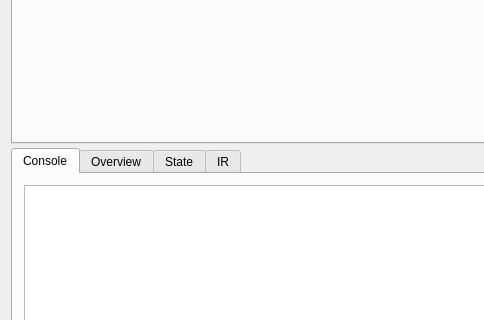
Qt form mainwindow.ui (yorkrobotlab/ardebug) before a commit; both pictures show x 0 to 484 and y 468 to 788 of the 1058 by 913 pixel window.
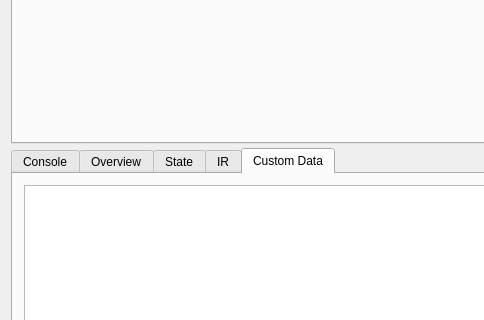
The same form after that commit. The open tabs and pages were chosen to show the change.

Commit message: Adding custom data support. #6. Other minor changes

The edit to the form file:
```diff
--- a/mainwindow.ui
+++ b/mainwindow.ui
@@ -303,7 +303,7 @@
         </sizepolicy>
        </property>
        <property name="currentIndex">
-        <number>0</number>
+        <number>4</number>
        </property>
        <widget class="QWidget" name="consoleTab">
         <attribute name="title">
@@ -447,6 +447,16 @@
          <string>IR</string>
         </attribute>
        </widget>
+       <widget class="QWidget" name="customDataTab">
+        <attribute name="title">
+         <string>Custom Data</string>
+        </attribute>
+        <layout class="QVBoxLayout" name="verticalLayout_7">
+         <item>
+          <widget class="QTableWidget" name="customDataTable"/>
+         </item>
+        </layout>
+       </widget>
       </widget>
      </widget>
     </item>
```
Left out of the diff: 2 changed lines with no effect on the pictures. The commit also changes 9 other files.
